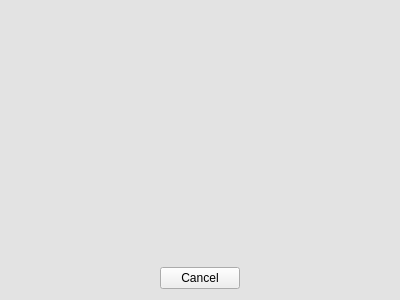
This is pyweed/gui/uic/SpinnerWidget.ui in iris-edu/pyweed as Qt 5 draws it before an edit. The edited form follows.
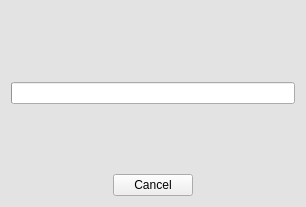
This is the edited form.

Patch:
```diff
--- a/pyweed/gui/uic/SpinnerWidget.ui
+++ b/pyweed/gui/uic/SpinnerWidget.ui
@@ -6,8 +6,8 @@
    <rect>
     <x>0</x>
     <y>0</y>
-    <width>400</width>
-    <height>300</height>
+    <width>306</width>
+    <height>207</height>
    </rect>
   </property>
   <property name="sizePolicy">
@@ -23,7 +23,7 @@
    <string notr="true">QFrame { background-color: rgba(224,224,224,192)} 
 QLabel { background-color: transparent }</string>
   </property>
-  <layout class="QVBoxLayout" name="verticalLayout" stretch="1,1,0">
+  <layout class="QVBoxLayout" name="verticalLayout" stretch="1,0,1,0">
    <property name="spacing">
     <number>0</number>
    </property>
@@ -40,6 +40,9 @@
      </property>
     </widget>
    </item>
+   <item>
+    <widget class="QProgressBar" name="progressBar"/>
+   </item>
    <item>
     <widget class="QLabel" name="label">
      <property name="text">
```
